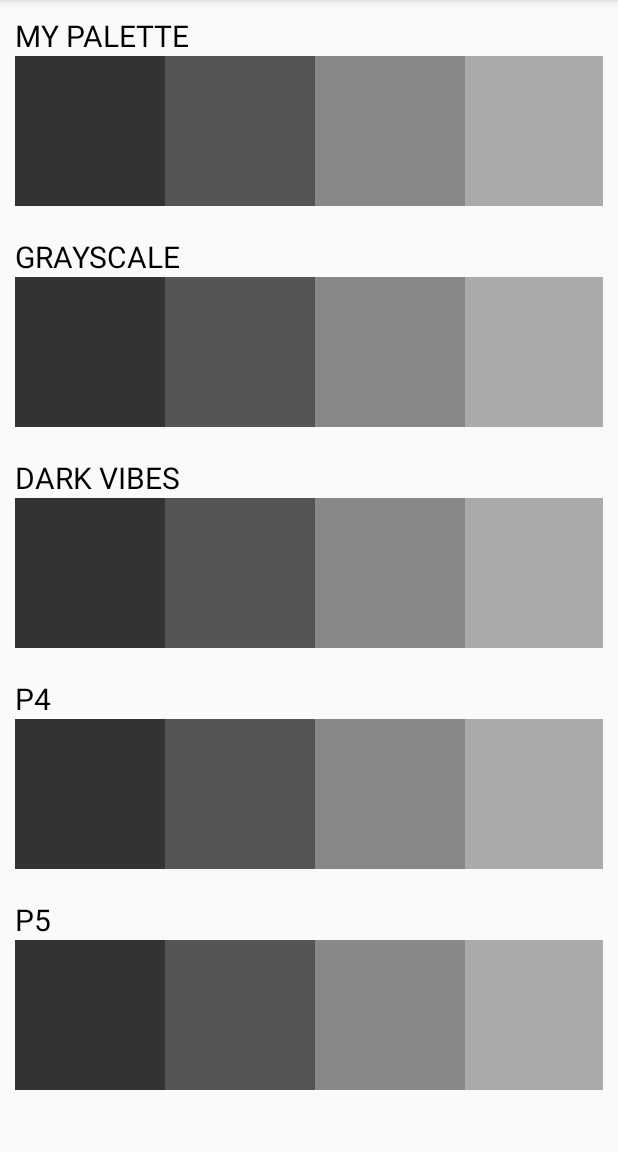
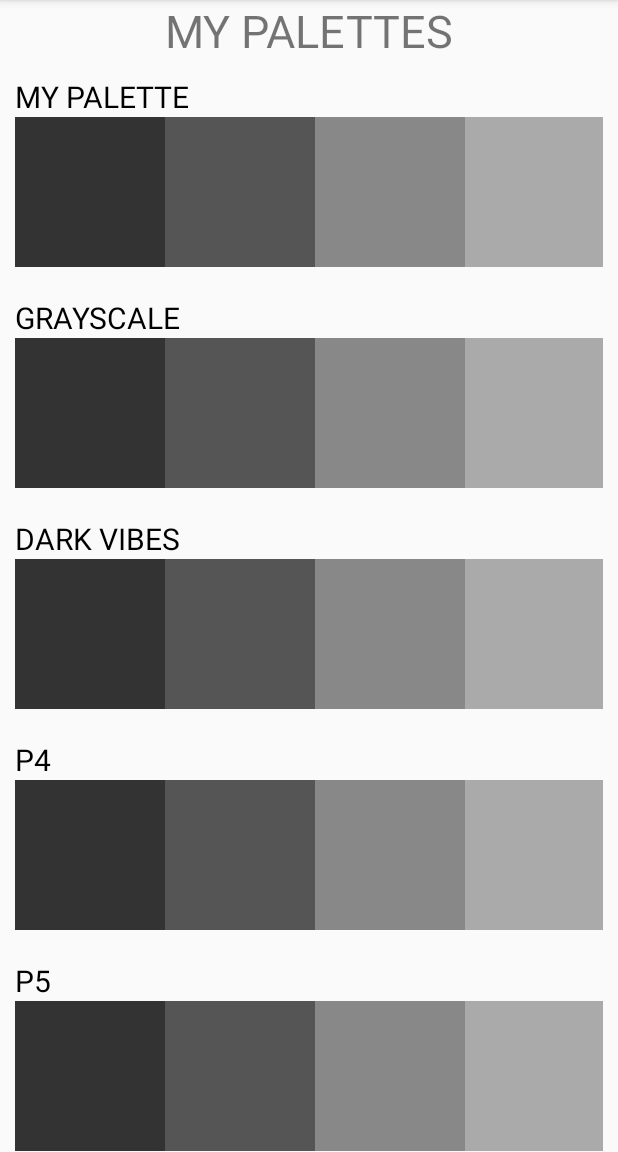
Before and after one commit to gng01/color-exercises, an Android app: the screen it shows after launch (MainActivity), after a tap on "MY PALETTES", on a phone screen of 412 x 824 dp, the part 84-1236 px from its top. Run offline under Robolectric (Android 15) with nearby library versions, the phone set to English and light mode, and no system bars.

Commit message:
Add heading

```diff
--- a/colorExercises/app/src/main/res/layout/fragment_mypalettes.xml
+++ b/colorExercises/app/src/main/res/layout/fragment_mypalettes.xml
@@ -1,11 +1,20 @@
 <?xml version="1.0" encoding="utf-8"?>
-<androidx.constraintlayout.widget.ConstraintLayout
+<LinearLayout
     xmlns:android="http://schemas.android.com/apk/res/android"
     xmlns:app="http://schemas.android.com/apk/res-auto"
     xmlns:tools="http://schemas.android.com/tools"
     android:layout_width="match_parent"
     android:layout_height="match_parent"
+    android:orientation="vertical"
     tools:context=".ui.MyPalettesFragment">
+
+    <TextView
+        android:layout_width="match_parent"
+        android:layout_height="wrap_content"
+        android:gravity="clip_horizontal|center"
+        android:text="My Palettes"
+        android:textAllCaps="true"
+        android:textSize="30dp"></TextView>
 
     <androidx.recyclerview.widget.RecyclerView
         android:id="@+id/palette_list"
@@ -13,4 +22,4 @@
         android:layout_height="wrap_content"
         />
 
-</androidx.constraintlayout.widget.ConstraintLayout>
+</LinearLayout>
```
